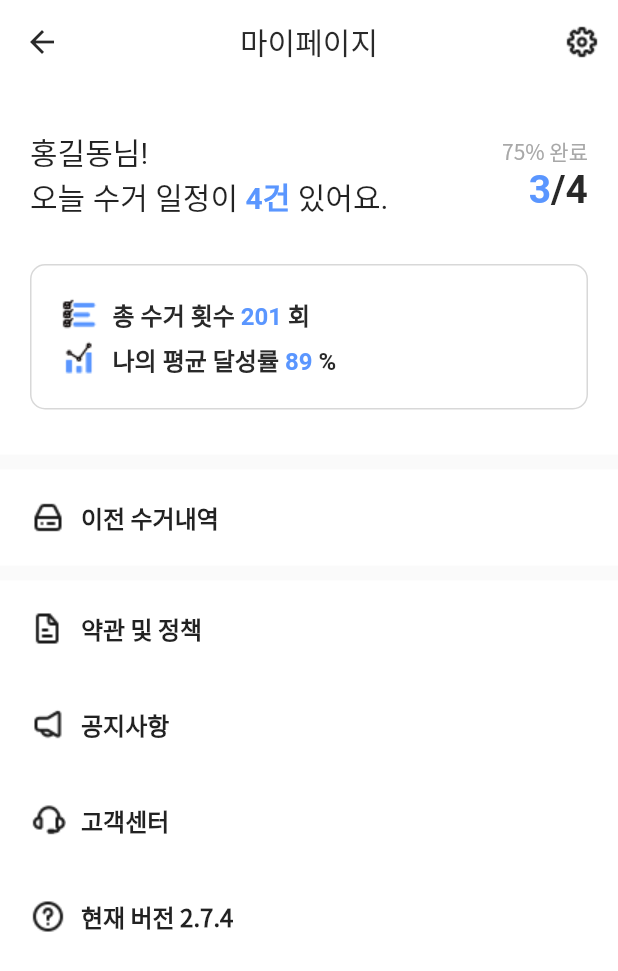
After one commit to dltkdals-4en/ctg_delivery_v2, a Flutter app: the MyPageScreen screen opened directly, on a phone screen of 412 x 824 dp. The commit adds this screen. Shown: the top 971 px of the screen. Run offline on Flutter 3.47's test engine with Material 2 defaults, Android fonts, the phone set to English and light mode, and no system bars; our stand-ins replace cloud_firestore, firebase_core, flutter_swiper_null_safety, fluttertoast, geolocator, sliding_up_panel and 1 more; missing offline and left inert: flutter_inappwebview, flutter_picker; accounts and stored records are empty.

Commit message:
맥 테스트용

```diff
--- a/lib/main.dart
+++ b/lib/main.dart
@@ -3,6 +3,7 @@ import 'dart:io';
 
 import 'package:ctg_delivery_v2/contstants/color.dart';
 import 'package:ctg_delivery_v2/database_helper.dart';
+import 'package:ctg_delivery_v2/my_page_screen.dart';
 
 import 'package:ctg_delivery_v2/splash_page.dart';
 import 'package:ctg_delivery_v2/tab_page.dart';
@@ -125,7 +126,7 @@ class _HomePageState extends State<HomePage>
               Navigator.push(
                   context,
                   MaterialPageRoute(
-                    builder: (context) => PermissionScreen(),
+                    builder: (context) => MyPageScreen(),
                   ));
 
             },
--- /dev/null
+++ b/lib/my_page_screen.dart
@@ -0,0 +1,275 @@
+import 'package:ctg_delivery_v2/setting_screen.dart';
+import 'package:flutter/cupertino.dart';
+import 'package:flutter/material.dart';
+
+import 'contstants/color.dart';
+
+class MyPageScreen extends StatelessWidget {
+  const MyPageScreen({Key? key}) : super(key: key);
+
+  @override
+  Widget build(BuildContext context) {
+    return Scaffold(
+      appBar: AppBar(
+        centerTitle: true,
+        title: const Text(
+          '마이페이지',
+          style: TextStyle(
+            color: CoColor.coBlack,
+          ),
+        ),
+        backgroundColor: Colors.white,
+        elevation: 0,
+        iconTheme: const IconThemeData(color: CoColor.coBlack),
+        actions: [
+          IconButton(
+              onPressed: () {
+                Navigator.push(
+                    context,
+                    MaterialPageRoute(
+                      builder: (context) => SettingScreen(),
+                    ));
+              }, icon: Image.asset('assets/images/setting.png'))
+        ],
+      ),
+      body: Column(
+        children: [
+          Container(
+            color: Colors.white,
+            child: Padding(
+              padding: const EdgeInsets.fromLTRB(20, 30, 20, 30),
+              child: Column(
+                children: [
+                  Row(
+                    mainAxisAlignment: MainAxisAlignment.spaceBetween,
+                    children: [
+                      Text.rich(
+                        TextSpan(
+                          text: '홍길동님!\n',
+                          style: const TextStyle(fontSize: 20),
+                          children: [
+                            TextSpan(
+                              text: '오늘 수거 일정이 ',
+                            ),
+                            TextSpan(
+                              text: '4건 ',
+                              style: const TextStyle(
+                                  color: CoColor.coPrimary,
+                                  fontWeight: FontWeight.bold),
+                            ),
+                            const TextSpan(text: '있어요.'),
+                          ],
+                        ),
+                      ),
+                      Column(
+                        crossAxisAlignment: CrossAxisAlignment.end,
+                        children: [
+                          Text(
+                            '75% 완료',
+                            style: const TextStyle(
+                                color: CoColor.coGrey2, fontSize: 14),
+                          ),
+                          Text.rich(
+                            TextSpan(
+                              text: '3',
+                              style: const TextStyle(
+                                  color: CoColor.coPrimary,
+                                  fontWeight: FontWeight.bold,
+                                  fontSize: 26),
+                              children: [
+                                TextSpan(
+                                  text: '/4',
+                                  style: const TextStyle(
+                                    color: CoColor.coBlack,
+                                  ),
+                                ),
+                              ],
+                            ),
+                          ),
+                        ],
+                      ),
+                    ],
+                  ),
+                  SizedBox(
+                    height: 30,
+                  ),
+                  Container(
+                    decoration: BoxDecoration(
+                      borderRadius: BorderRadius.circular(10),
+                      border: Border.all(color: CoColor.coGrey4),
+                    ),
+                    child: Padding(
+                      padding: const EdgeInsets.all(20),
+                      child: Column(
+                        children: [
+                          Row(
+                            children: [
+                              Image.asset('assets/images/myPageList.png'),
+                              SizedBox(
+                                width: 10,
+                              ),
+                              Text.rich(
+                                TextSpan(
+                                  text: '총 수거 횟수 ',
+                                  style: const TextStyle(
+                                      color: CoColor.coBlack,
+                                      fontWeight: FontWeight.bold,
+                                      fontSize: 16),
+                                  children: [
+                                    TextSpan(
+                                      text: '201 ',
+                                      style: const TextStyle(
+                                        color: CoColor.coPrimary,
+                                      ),
+                                    ),
+                                    TextSpan(text: '회'),
+                                  ],
+                                ),
+                              ),
+                            ],
+                          ),
+                          SizedBox(
+                            height: 5,
+                          ),
+                          Row(
+                            children: [
+                              Image.asset('assets/images/myPageRate.png'),
+                              SizedBox(
+                                width: 10,
+                              ),
+                              Text.rich(
+                                TextSpan(
+                                  text: '나의 평균 달성률 ',
+                                  style: const TextStyle(
+                                      color: CoColor.coBlack,
+                                      fontWeight: FontWeight.bold,
+                                      fontSize: 16),
+                                  children: [
+                                    TextSpan(
+                                      text: '89 ',
+                                      style: const TextStyle(
+                                        color: CoColor.coPrimary,
+                                      ),
+                                    ),
+                                    TextSpan(text: '%'),
+                                  ],
+                                ),
+                              ),
+                            ],
+                          )
+                        ],
+                      ),
+                    ),
+                  )
+                ],
+              ),
+            ),
+          ),
+          SizedBox(
+            height: 10,
+          ),
+          Container(
+            color: Colors.white,
+            child: Padding(
+              padding: const EdgeInsets.all(20),
+              child: Row(
+                crossAxisAlignment: CrossAxisAlignment.start,
+                children: [
+                  Image.asset('assets/images/myPageBefore.png'),
+                  SizedBox(
+                    width: 10,
+                  ),
+                  Text(
+                    '이전 수거내역',
+                    style:
+                        TextStyle(fontSize: 16, fontWeight: FontWeight.w600),
+                  ),
+                ],
+              ),
+            ),
+          ),
+          SizedBox(
+            height: 10,
+          ),
+          Expanded(
+            child: Container(
+              color: Colors.white,
+              child: Padding(
+                padding: const EdgeInsets.all(20),
+                child: Column(
+                  children: [
+                    Row(
+                      crossAxisAlignment: CrossAxisAlignment.start,
+                      children: [
+                        Image.asset('assets/images/myPagePolicy.png'),
+                        SizedBox(
+                          width: 10,
+                        ),
+                        Text(
+                          '약관 및 정책',
+                          style: TextStyle(
+                              fontSize: 16, fontWeight: FontWeight.w600),
+                        ),
+                      ],
+                    ),
+                    SizedBox(
+                      height: 40,
+                    ),
+                    Row(
+                      crossAxisAlignment: CrossAxisAlignment.start,
+                      children: [
+                        Image.asset('assets/images/myPageNotice.png'),
+                        SizedBox(
+                          width: 10,
+                        ),
+                        Text(
+                          '공지사항',
+                          style: TextStyle(
+                              fontSize: 16, fontWeight: FontWeight.w600),
+                        ),
+                      ],
+                    ),
+                    SizedBox(
+                      height: 40,
+                    ),
+                    Row(
+                      crossAxisAlignment: CrossAxisAlignment.start,
+                      children: [
+                        Image.asset('assets/images/myPageService.png'),
+                        SizedBox(
+                          width: 10,
+                        ),
+                        Text(
+                          '고객센터',
+                          style: TextStyle(
+                              fontSize: 16, fontWeight: FontWeight.w600),
+                        ),
+                      ],
+                    ),
+                    SizedBox(
+                      height: 40,
+                    ),
+                    Row(
+                      crossAxisAlignment: CrossAxisAlignment.start,
+                      children: [
+                        Image.asset('assets/images/myPageVersion.png'),
+                        SizedBox(
+                          width: 10,
+                        ),
+                        Text(
+                          '현재 버전 2.7.4',
+                          style: TextStyle(
+                              fontSize: 16, fontWeight: FontWeight.w600),
+                        ),
+                      ],
+                    ),
+                  ],
+                ),
+              ),
+            ),
+          )
+        ],
+      ),
+    );
+  }
+}
--- a/pubspec.yaml
+++ b/pubspec.yaml
@@ -52,6 +52,7 @@ dependencies:
   geolocator: ^7.7.0
   flutter_swiper_null_safety: ^1.0.2
   sms_autofill: ^2.2.0
+  fluttertoast: ^8.0.8
 
 
 dev_dependencies:
```
Also changed, not shown: lib/login/login_screen.dart (+65 -17 lines), lib/setting_screen.dart (added, +187 -0 lines), assets/images/myPageBefore.png (added), assets/images/myPageList.png (added), assets/images/myPageNotice.png (added), assets/images/myPagePolicy.png (added), assets/images/myPageRate.png (added), assets/images/myPageService.png (added), assets/images/myPageVersion.png (added), assets/images/setting.png (added), pubspec.lock.
